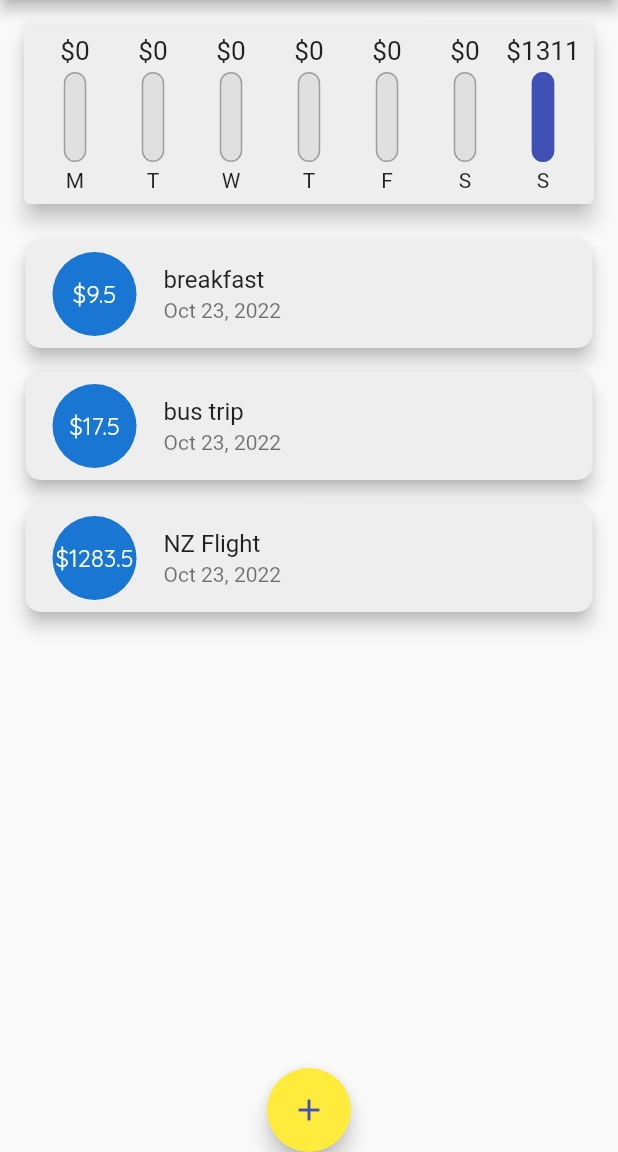
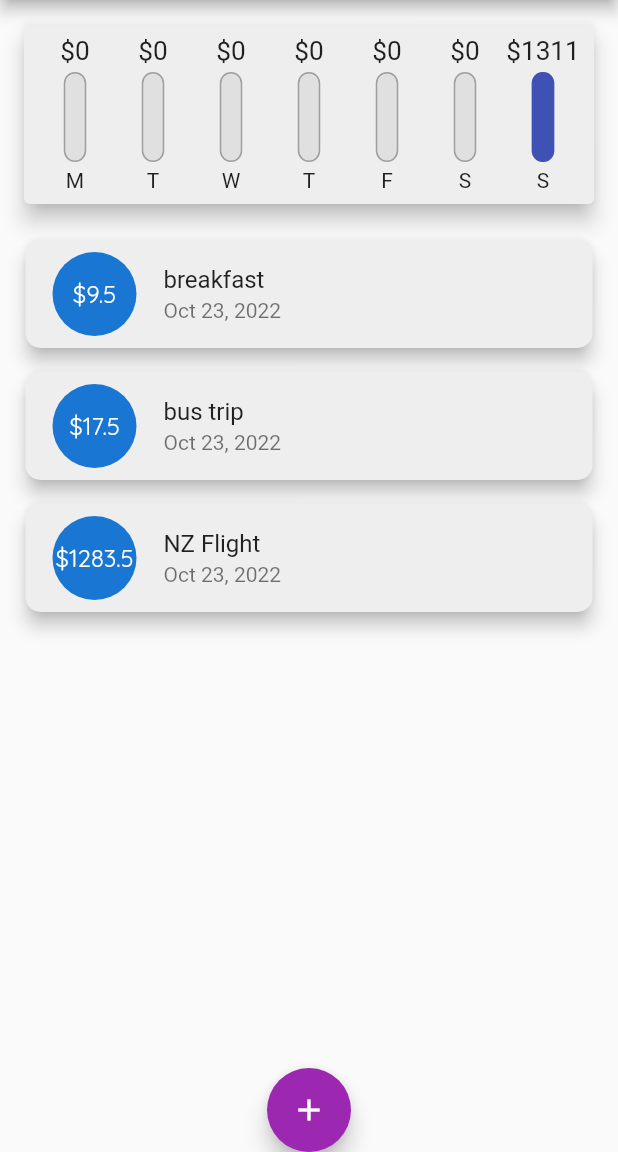
Before and after one commit to carlstep/udemy_max_expense_management_1, a Flutter app: the screen it shows after launch, on a phone screen of 412 x 824 dp, the part 84-1236 px from its top. Run offline on Flutter 3.47's test engine with Material 2 defaults, Android fonts, the phone set to English and light mode, and no system bars.

Commit message:
update the theme and colors

```diff
--- a/lib/main.dart
+++ b/lib/main.dart
@@ -17,17 +17,17 @@ class MyApp extends StatelessWidget {
       theme: ThemeData(
         colorScheme: Theme.of(context).colorScheme.copyWith(
               primary: Colors.indigo,
-              secondary: Colors.yellow,
+              secondary: Colors.purple,
             ),
         cardColor: Colors.grey[200],
         fontFamily: 'QuickSand',
         textTheme: ThemeData.light().textTheme.copyWith(
-              headline6: TextStyle(
+              headline6: const TextStyle(
                 fontFamily: 'OpenSans',
                 //fontSize: 12,
                 fontWeight: FontWeight.normal,
               ),
-              button: TextStyle(color: Colors.white),
+              button: const TextStyle(color: Colors.white),
             ),
         appBarTheme: const AppBarTheme(
           titleTextStyle: TextStyle(
@@ -131,7 +131,7 @@ class _MyHomePageState extends State<MyHomePage> {
       ),
       floatingActionButtonLocation: FloatingActionButtonLocation.centerDocked,
       floatingActionButton: FloatingActionButton(
-        foregroundColor: Theme.of(context).colorScheme.primary,
+        foregroundColor: Colors.white,
         backgroundColor: Theme.of(context).colorScheme.secondary,
         child: const Icon(
           Icons.add,
```
